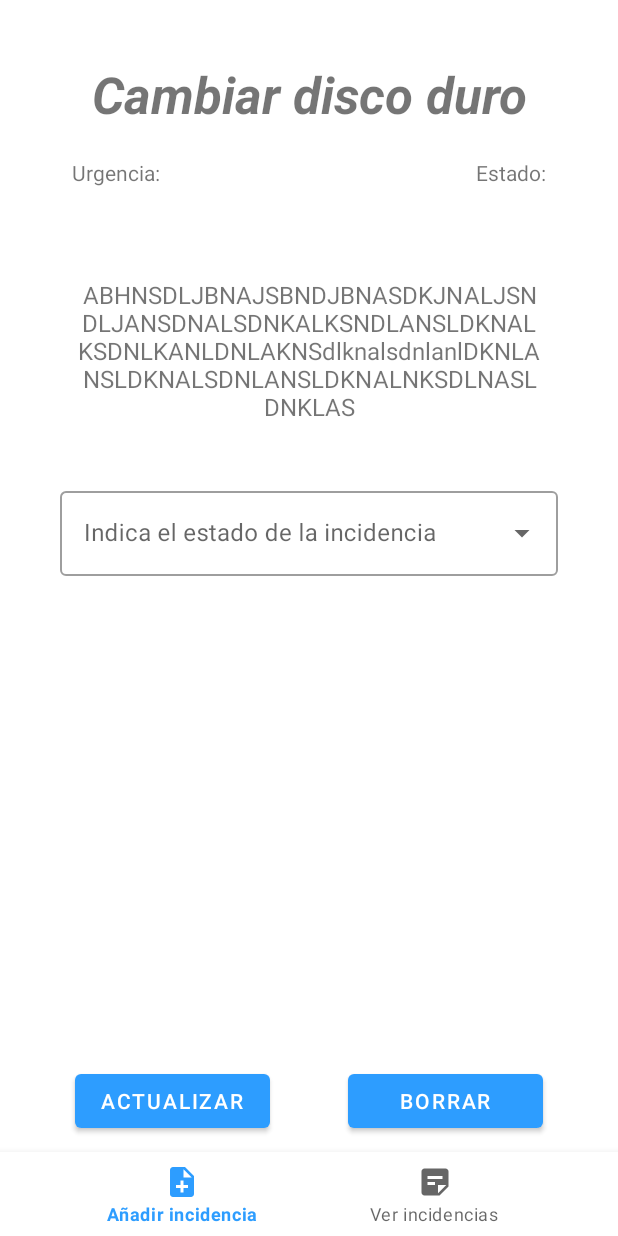
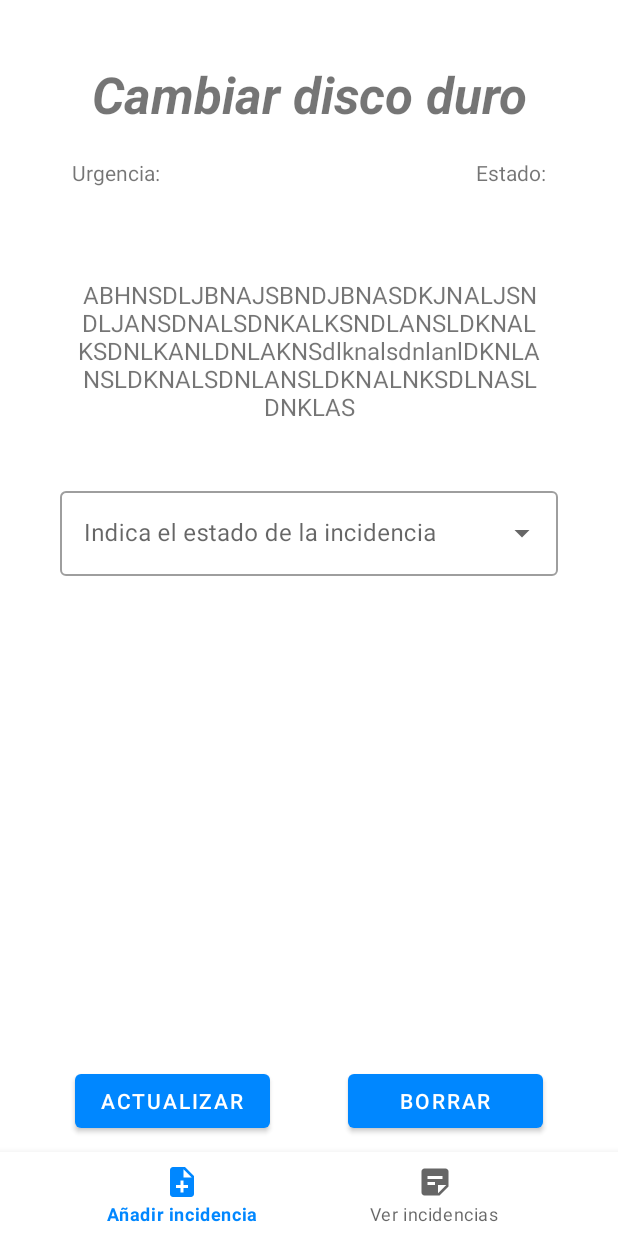
Before and after one commit to Jossan23/Glpi, an Android app: the fragment DetailViewFragment placed in its activity, on a phone screen of 412 x 824 dp. Run offline under Robolectric (Android 15) with nearby library versions, the phone set to English and light mode, and no system bars; 9 statements that could not run were skipped.

Commit message:
Ligeros cambios para afinar

```diff
--- a/app/src/main/java/com/example/glpi/adapters/ListViewAdapter.java
+++ b/app/src/main/java/com/example/glpi/adapters/ListViewAdapter.java
@@ -76,10 +76,10 @@ public class ListViewAdapter extends RecyclerView.Adapter<ListViewAdapter.ViewHo
                holder.textViewState.setText("Asignada");
                break;
            case 3:
-               holder.textViewState.setText("Planificada");
+               holder.textViewState.setText("Pendiente");
                break;
            case 4:
-               holder.textViewState.setText("En espera");
+               holder.textViewState.setText("Planificada");
                break;
            case 5:
                holder.textViewState.setText("Resuelto");
--- a/app/src/main/java/com/example/glpi/fragments/DetailViewFragment.java
+++ b/app/src/main/java/com/example/glpi/fragments/DetailViewFragment.java
@@ -29,6 +29,7 @@ import com.example.glpi.api.persistencia.RetroFitSingleton;
 
 import java.io.IOException;
 import java.util.ArrayList;
+import java.util.Arrays;
 import java.util.List;
 
 import okhttp3.ResponseBody;
@@ -52,7 +53,7 @@ public class DetailViewFragment extends Fragment {
 
     private final JsonPlaceHolderApi querys = retrofit.create(JsonPlaceHolderApi.class);
 
-    private String[] statusDetail = {"Nuevo", "En curso", "En espera","Resuelto", "Cerrado"};
+    private String[] statusDetail = {"Nuevo", "En curso", "En espera (pendiente)","En espera (programado)","Resuelto", "Cerrado"};
 
 
     public DetailViewFragment() {
@@ -97,6 +98,10 @@ public class DetailViewFragment extends Fragment {
         textViewContentDetail.setText(ticket.getContent());
 
         status = ticket.getStatus();
+
+
+        autoCompleteStatusDetail.setText(statusDetail[status -1]);
+
 
         switch(status){
             case 1:
--- a/app/src/main/res/values/colors.xml
+++ b/app/src/main/res/values/colors.xml
@@ -8,5 +8,4 @@
     <color name="black">#FF000000</color>
     <color name="white">#FFFFFFFF</color>
     <color name="blue">#0087FF</color>
-    <color name="bluelight">#2D9DFF</color>
 </resources>
--- a/app/src/main/res/values/themes.xml
+++ b/app/src/main/res/values/themes.xml
@@ -2,7 +2,7 @@
     <!-- Base application theme. -->
     <style name="Theme.GLPI" parent="Theme.MaterialComponents.DayNight.NoActionBar">
         <!-- Primary brand color. -->
-        <item name="colorPrimary">@color/bluelight</item>
+        <item name="colorPrimary">@color/blue</item>
         <item name="colorPrimaryVariant">@color/purple_700</item>
         <item name="colorOnPrimary">@color/white</item>
         <!-- Secondary brand color. -->
```
